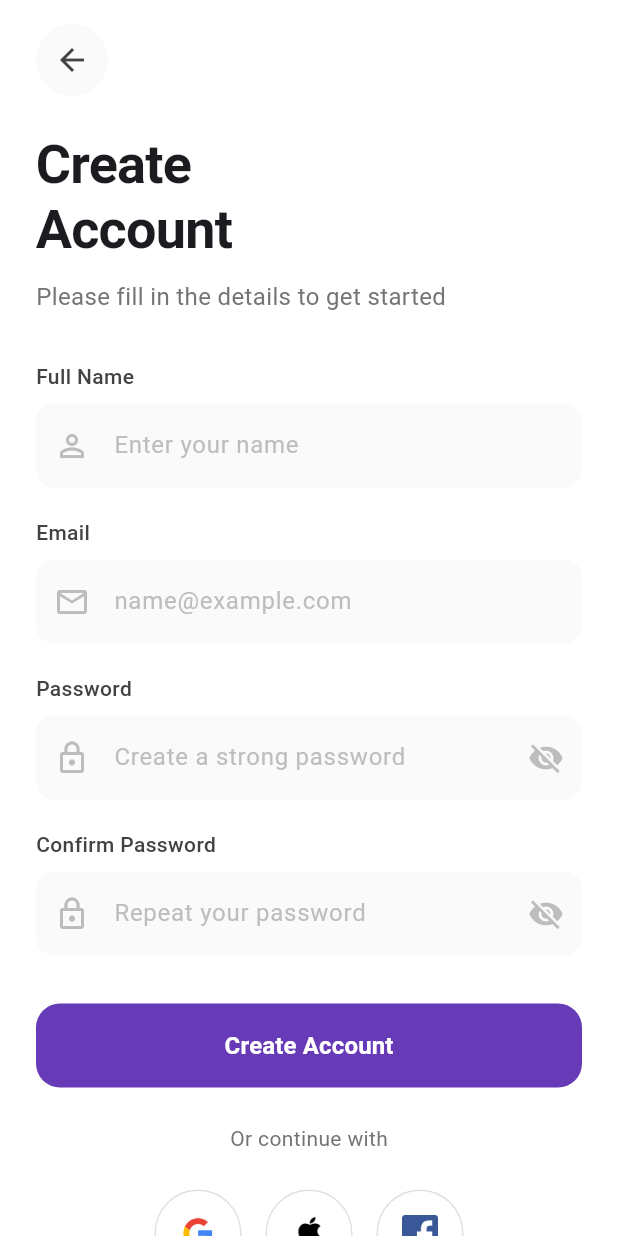
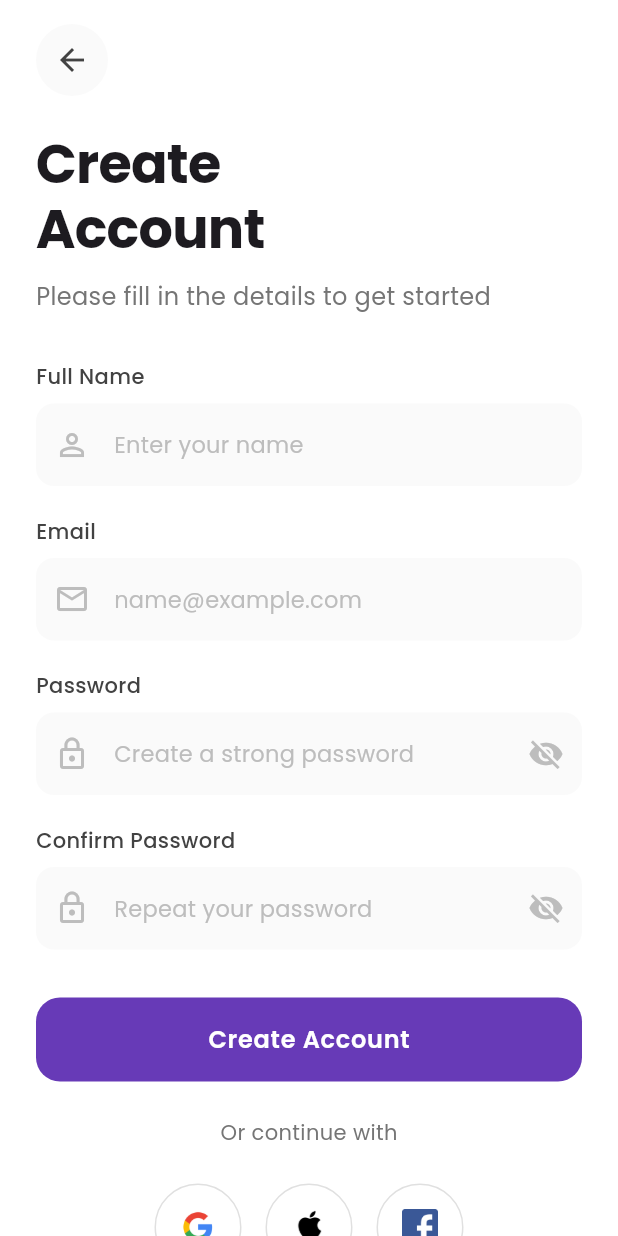
Before and after one commit to Edil-Ayehu/UI-1, a Flutter app: the screen it shows after launch, after a tap on "Create account", on a phone screen of 412 x 824 dp. Run offline on Flutter 3.47's test engine with Material 3 defaults, Android fonts, the phone set to English and light mode, and no system bars; our stand-ins replace google_fonts.

Commit message:
app textstyle

```diff
--- a/lib/pages/forgot_password_page.dart
+++ b/lib/pages/forgot_password_page.dart
@@ -1,4 +1,5 @@
 import 'package:flutter/material.dart';
+import 'package:signin_ui/utils/app_textstyle.dart';
 import 'package:signin_ui/widgets/custom_textfield.dart';
 
 class ForgotPasswordPage extends StatefulWidget {
@@ -50,21 +51,16 @@ class _ForgotPasswordPageState extends State<ForgotPasswordPage> {
               const SizedBox(height: 24),
 
               // Title and Description
-              const Text(
+              Text(
                 'Forgot Password?',
-                style: TextStyle(
-                  fontSize: 28,
-                  fontWeight: FontWeight.w700,
-                  letterSpacing: -0.5,
-                ),
+                style: AppTextStyle.h2,
               ),
               const SizedBox(height: 12),
               Text(
                 'No worries! Enter your email and we\'ll send you reset instructions.',
-                style: TextStyle(
-                  fontSize: 15,
-                  color: Colors.grey.shade600,
-                  height: 1.5,
+                style: AppTextStyle.withColor(
+                  AppTextStyle.bodyMedium,
+                  Colors.grey.shade600,
                 ),
               ),
               const SizedBox(height: 32),
@@ -72,10 +68,9 @@ class _ForgotPasswordPageState extends State<ForgotPasswordPage> {
               // Email Input Field
               Text(
                 'Email',
-                style: TextStyle(
-                  color: Colors.grey.shade800,
-                  fontSize: 14,
-                  fontWeight: FontWeight.w500,
+                style: AppTextStyle.withColor(
+                  AppTextStyle.labelMedium,
+                  Colors.grey.shade800,
                 ),
               ),
               const SizedBox(height: 8),
@@ -92,8 +87,6 @@ class _ForgotPasswordPageState extends State<ForgotPasswordPage> {
                 width: double.infinity,
                 child: ElevatedButton(
                   onPressed: () {
-                    // Add reset password logic here
-                    // Show success message or navigate to next screen
                     _showResetSuccessDialog(context);
                   },
                   style: ElevatedButton.styleFrom(
@@ -105,13 +98,9 @@ class _ForgotPasswordPageState extends State<ForgotPasswordPage> {
                       borderRadius: BorderRadius.circular(12),
                     ),
                   ),
-                  child: const Text(
+                  child: Text(
                     'Reset Password',
-                    style: TextStyle(
-                      fontSize: 16,
-                      fontWeight: FontWeight.w600,
-                      letterSpacing: 0.5,
-                    ),
+                    style: AppTextStyle.buttonLarge,
                   ),
                 ),
               ),
@@ -123,10 +112,9 @@ class _ForgotPasswordPageState extends State<ForgotPasswordPage> {
                   onPressed: () => Navigator.pop(context),
                   child: Text(
                     'Back to Sign in',
-                    style: TextStyle(
-                      color: Colors.grey.shade600,
-                      fontSize: 15,
-                      fontWeight: FontWeight.w500,
+                    style: AppTextStyle.withColor(
+                      AppTextStyle.buttonMedium,
+                      Colors.grey.shade600,
                     ),
                   ),
                 ),
@@ -161,20 +149,17 @@ class _ForgotPasswordPageState extends State<ForgotPasswordPage> {
                       size: 32, color: Colors.deepPurple),
                 ),
                 const SizedBox(height: 24),
-                const Text(
+                Text(
                   'Check your email',
-                  style: TextStyle(
-                    fontSize: 20,
-                    fontWeight: FontWeight.w600,
-                  ),
+                  style: AppTextStyle.h3,
                 ),
                 const SizedBox(height: 8),
                 Text(
                   'We have sent password recovery instructions to your email.',
                   textAlign: TextAlign.center,
-                  style: TextStyle(
-                    color: Colors.grey.shade600,
-                    height: 1.5,
+                  style: AppTextStyle.withColor(
+                    AppTextStyle.bodyMedium,
+                    Colors.grey.shade600,
                   ),
                 ),
                 const SizedBox(height: 24),
@@ -191,7 +176,10 @@ class _ForgotPasswordPageState extends State<ForgotPasswordPage> {
                         borderRadius: BorderRadius.circular(12),
                       ),
                     ),
-                    child: const Text('OK, got it!'),
+                    child: Text(
+                      'OK, got it!',
+                      style: AppTextStyle.buttonMedium,
+                    ),
                   ),
                 ),
               ],
--- a/lib/pages/signin_page.dart
+++ b/lib/pages/signin_page.dart
@@ -1,6 +1,7 @@
 import 'package:flutter/material.dart';
 import 'package:signin_ui/pages/forgot_password_page.dart';
 import 'package:signin_ui/pages/signup_page.dart';
+import 'package:signin_ui/utils/app_textstyle.dart';
 import 'package:signin_ui/widgets/custom_textfield.dart';
 import 'package:signin_ui/widgets/social_button.dart';
 
@@ -45,21 +46,16 @@ class _SignInPageState extends State<SignInPage> {
                 const SizedBox(height: 32),
 
                 // Refined Welcome Text
-                const Text(
+                Text(
                   'Welcome back',
-                  style: TextStyle(
-                    fontSize: 28,
-                    fontWeight: FontWeight.w600,
-                    letterSpacing: -0.5,
-                  ),
+                  style: AppTextStyle.h2,
                 ),
                 const SizedBox(height: 8),
                 Text(
                   'Please enter your details to sign in',
-                  style: TextStyle(
-                    color: Colors.grey.shade600,
-                    fontSize: 15,
-                    letterSpacing: 0.2,
+                  style: AppTextStyle.withColor(
+                    AppTextStyle.bodyMedium,
+                    Colors.grey.shade600,
                   ),
                 ),
                 const SizedBox(height: 48),
@@ -102,8 +98,13 @@ class _SignInPageState extends State<SignInPage> {
                           ),
                         ),
                         const SizedBox(width: 8),
-                        Text('Remember me',
-                            style: TextStyle(color: Colors.grey.shade700)),
+                        Text(
+                          'Remember me',
+                          style: AppTextStyle.withColor(
+                            AppTextStyle.bodyMedium,
+                            Colors.grey.shade700,
+                          ),
+                        ),
                       ],
                     ),
                     TextButton(
@@ -117,7 +118,10 @@ class _SignInPageState extends State<SignInPage> {
                       style: TextButton.styleFrom(
                         foregroundColor: Colors.deepPurple,
                       ),
-                      child: const Text('Forgot password?'),
+                      child: Text(
+                        'Forgot password?',
+                        style: AppTextStyle.buttonMedium,
+                      ),
                     ),
                   ],
                 ),
@@ -137,13 +141,9 @@ class _SignInPageState extends State<SignInPage> {
                         borderRadius: BorderRadius.circular(12),
                       ),
                     ),
-                    child: const Text(
+                    child: Text(
                       'Sign in',
-                      style: TextStyle(
-                        fontSize: 16,
-                        fontWeight: FontWeight.w600,
-                        letterSpacing: 0.5,
-                      ),
+                      style: AppTextStyle.buttonLarge,
                     ),
                   ),
                 ),
@@ -159,9 +159,9 @@ class _SignInPageState extends State<SignInPage> {
                       padding: const EdgeInsets.symmetric(horizontal: 16),
                       child: Text(
                         'Or continue with',
-                        style: TextStyle(
-                          color: Colors.grey.shade600,
-                          fontSize: 13,
+                        style: AppTextStyle.withColor(
+                          AppTextStyle.bodySmall,
+                          Colors.grey.shade600,
                         ),
                       ),
                     ),
@@ -191,9 +191,9 @@ class _SignInPageState extends State<SignInPage> {
                   children: [
                     Text(
                       "Don't have an account? ",
-                      style: TextStyle(
-                        color: Colors.grey.shade600,
-                        fontSize: 15,
+                      style: AppTextStyle.withColor(
+                        AppTextStyle.bodyMedium,
+                        Colors.grey.shade600,
                       ),
                     ),
                     TextButton(
@@ -204,12 +204,11 @@ class _SignInPageState extends State<SignInPage> {
                               builder: (context) => const SignUpPage()),
                         );
                       },
-                      child: const Text(
+                      child: Text(
                         'Create account',
-                        style: TextStyle(
-                          color: Colors.deepPurple,
-                          fontWeight: FontWeight.w600,
-                          fontSize: 15,
+                        style: AppTextStyle.withColor(
+                          AppTextStyle.buttonMedium,
+                          Colors.deepPurple,
                         ),
                       ),
                     ),
--- a/lib/pages/signup_page.dart
+++ b/lib/pages/signup_page.dart
@@ -1,4 +1,5 @@
 import 'package:flutter/material.dart';
+import 'package:signin_ui/utils/app_textstyle.dart';
 import 'package:signin_ui/widgets/custom_textfield.dart';
 import 'package:signin_ui/widgets/social_button.dart';
 
@@ -37,21 +38,16 @@ class _SignUpPageState extends State<SignUpPage> {
               ),
 
               // Modern Welcome Section
-              const Text(
+              Text(
                 'Create\nAccount',
-                style: TextStyle(
-                  fontSize: 36,
-                  fontWeight: FontWeight.w700,
-                  height: 1.2,
-                  letterSpacing: -0.5,
-                ),
+                style: AppTextStyle.h1,
               ),
               const SizedBox(height: 12),
               Text(
                 'Please fill in the details to get started',
-                style: TextStyle(
-                  color: Colors.grey.shade600,
-                  fontSize: 16,
+                style: AppTextStyle.withColor(
+                  AppTextStyle.bodyLarge,
+                  Colors.grey.shade600,
                 ),
               ),
               const SizedBox(height: 32),
@@ -103,12 +99,9 @@ class _SignUpPageState extends State<SignUpPage> {
                   ),
                   elevation: 0,
                 ),
-                child: const Text(
+                child: Text(
                   'Create Account',
-                  style: TextStyle(
-                    fontSize: 16,
-                    fontWeight: FontWeight.w600,
-                  ),
+                  style: AppTextStyle.buttonLarge,
                 ),
               ),
               const SizedBox(height: 24),
@@ -117,9 +110,9 @@ class _SignUpPageState extends State<SignUpPage> {
               Center(
                 child: Text(
                   'Or continue with',
-                  style: TextStyle(
-                    color: Colors.grey.shade600,
-                    fontSize: 14,
+                  style: AppTextStyle.withColor(
+                    AppTextStyle.bodySmall,
+                    Colors.grey.shade600,
                   ),
                 ),
               ),
@@ -145,15 +138,18 @@ class _SignUpPageState extends State<SignUpPage> {
                   children: [
                     Text(
                       'Already have an account? ',
-                      style: TextStyle(color: Colors.grey.shade600),
+                      style: AppTextStyle.withColor(
+                        AppTextStyle.bodyMedium,
+                        Colors.grey.shade600,
+                      ),
                     ),
                     TextButton(
                       onPressed: () => Navigator.pop(context),
-                      child: const Text(
+                      child: Text(
                         'Sign in',
-                        style: TextStyle(
-                          color: Colors.deepPurple,
-                          fontWeight: FontWeight.w600,
+                        style: AppTextStyle.withColor(
+                          AppTextStyle.buttonMedium,
+                          Colors.deepPurple,
                         ),
                       ),
                     ),
--- /dev/null
+++ b/lib/utils/app_textstyle.dart
@@ -0,0 +1,67 @@
+import 'package:flutter/material.dart';
+import 'package:google_fonts/google_fonts.dart';
+
+class AppTextStyle {
+  // Headings
+  static TextStyle h1 = GoogleFonts.poppins(
+    fontSize: 36,
+    fontWeight: FontWeight.w700,
+    height: 1.2,
+    letterSpacing: -0.5,
+  );
+
+  static TextStyle h2 = GoogleFonts.poppins(
+    fontSize: 28,
+    fontWeight: FontWeight.w600,
+    letterSpacing: -0.5,
+  );
+
+  static TextStyle h3 = GoogleFonts.poppins(
+    fontSize: 20,
+    fontWeight: FontWeight.w600,
+  );
+
+  // Body text
+  static TextStyle bodyLarge = GoogleFonts.poppins(
+    fontSize: 16,
+    fontWeight: FontWeight.w400,
+  );
+
+  static TextStyle bodyMedium = GoogleFonts.poppins(
+    fontSize: 15,
+    fontWeight: FontWeight.w400,
+    letterSpacing: 0.2,
+  );
+
+  static TextStyle bodySmall = GoogleFonts.poppins(
+    fontSize: 14,
+    fontWeight: FontWeight.w400,
+  );
+
+  // Button text
+  static TextStyle buttonLarge = GoogleFonts.poppins(
+    fontSize: 16,
+    fontWeight: FontWeight.w600,
+    letterSpacing: 0.5,
+  );
+
+  static TextStyle buttonMedium = GoogleFonts.poppins(
+    fontSize: 15,
+    fontWeight: FontWeight.w600,
+  );
+
+  // Label text
+  static TextStyle labelMedium = GoogleFonts.poppins(
+    fontSize: 14,
+    fontWeight: FontWeight.w500,
+  );
+
+  // Helper functions for color variations
+  static TextStyle withColor(TextStyle style, Color color) {
+    return style.copyWith(color: color);
+  }
+
+  static TextStyle withWeight(TextStyle style, FontWeight weight) {
+    return style.copyWith(fontWeight: weight);
+  }
+}
--- a/lib/widgets/custom_textfield.dart
+++ b/lib/widgets/custom_textfield.dart
@@ -1,4 +1,5 @@
 import 'package:flutter/material.dart';
+import 'package:signin_ui/utils/app_textstyle.dart';
 
 class CustomTextField extends StatelessWidget {
   final String label;
@@ -31,10 +32,9 @@ class CustomTextField extends StatelessWidget {
       children: [
         Text(
           label,
-          style: TextStyle(
-            color: Colors.grey.shade800,
-            fontSize: 14,
-            fontWeight: FontWeight.w500,
+          style: AppTextStyle.withColor(
+            AppTextStyle.labelMedium,
+            Colors.grey.shade800,
           ),
         ),
         const SizedBox(height: 8),
@@ -43,9 +43,13 @@ class CustomTextField extends StatelessWidget {
           obscureText: isPassword && obscureText,
           keyboardType: keyboardType,
           validator: validator,
+          style: AppTextStyle.bodyMedium,
           decoration: InputDecoration(
             hintText: hint,
-            hintStyle: TextStyle(color: Colors.grey.shade400),
+            hintStyle: AppTextStyle.withColor(
+              AppTextStyle.bodyMedium,
+              Colors.grey.shade400,
+            ),
             prefixIcon: Icon(icon, color: Colors.grey.shade400),
             suffixIcon: isPassword
                 ? IconButton(
```
